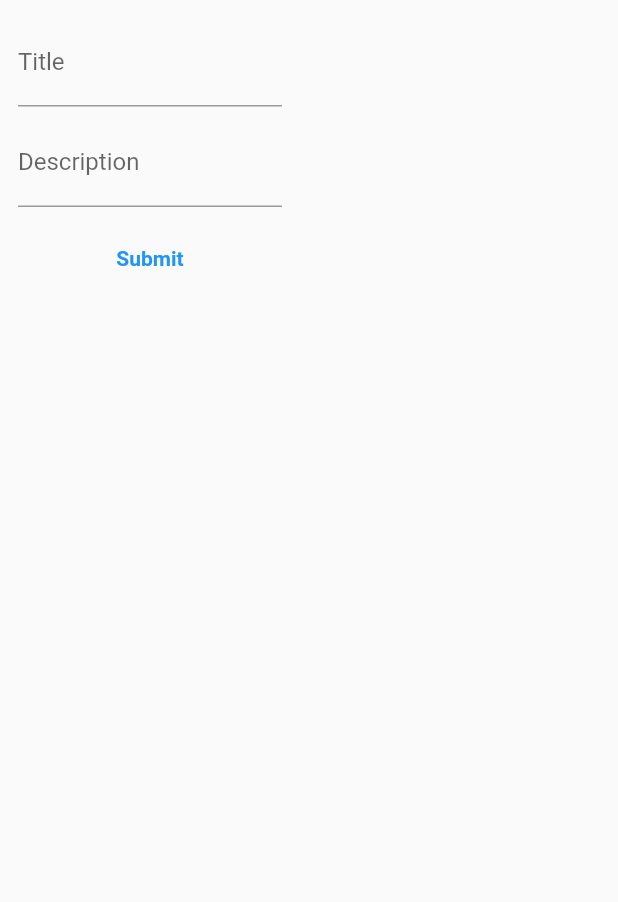
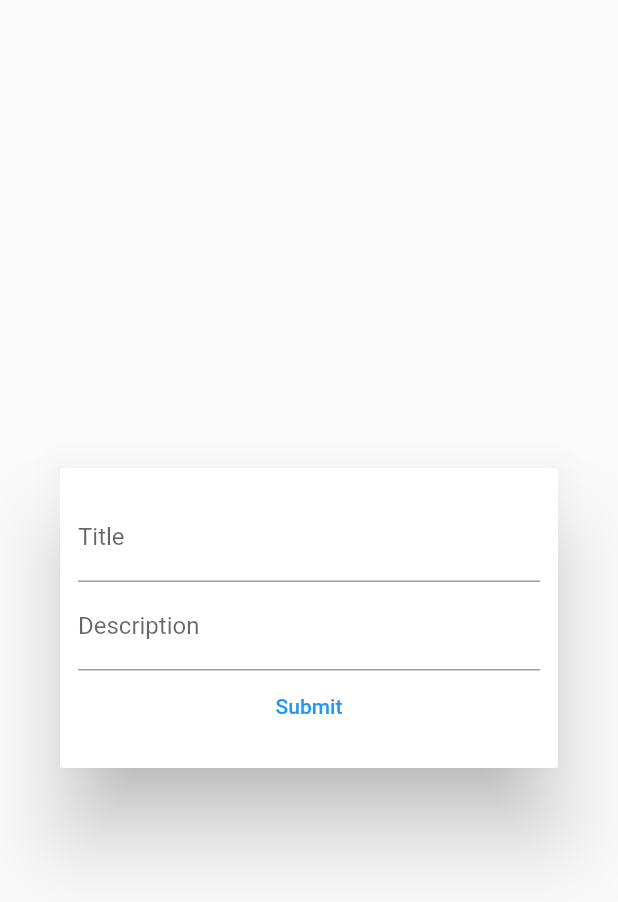
Before and after one commit to Aadeesh11/WorkshopTaskPublic, a Flutter app: the AddTodoDialogue widget shown alone on an empty page, opened directly, on a phone screen of 412 x 824 dp. Shown: the top 902 px of the screen. Run offline on Flutter 3.47's test engine with Material 2 defaults, Android fonts, the phone set to English and light mode, and no system bars.

Commit message:
Flutter analyzer issue solve

```diff
--- a/lib/widgets/add_todo_dialogue.dart
+++ b/lib/widgets/add_todo_dialogue.dart
@@ -1,8 +1,6 @@
 import 'package:flutter/material.dart';
 import 'package:workshop_task/models/todo_list.dart';
 import 'package:workshop_task/models/todo.dart';
-
-import 'package:workshop_task/widgets/todo_list_item.dart';
 
 class AddTodoDialogue extends StatefulWidget {
   const AddTodoDialogue({Key key}) : super(key: key);
@@ -14,69 +12,46 @@ class AddTodoDialogue extends StatefulWidget {
 class _AddTodoDialogueState extends State<AddTodoDialogue> {
   final TextEditingController titlecontroller = TextEditingController();
   final TextEditingController desccontroller = TextEditingController();
-  var i = 0;
+  int i = 0;
+  TodoList listItem = TodoList();
   List<Widget> lisWig = <Widget>[];
   @override
   Widget build(BuildContext context) {
-    return Container(
-      width: 200,
-      padding: const EdgeInsets.symmetric(vertical: 8.0, horizontal: 8.0),
+    return Dialog(
+        shape: RoundedRectangleBorder(borderRadius: BorderRadius.circular(2.0)),
+        child: SizedBox(
+            height: 200,
+            child: Padding(
+                padding: const EdgeInsets.all(12.0),
                 child: Column(
-        mainAxisSize: MainAxisSize.min,
                     mainAxisAlignment: MainAxisAlignment.center,
-        children: <Widget>[
-          Material(
-              child: Container(
-                  width: 2000,
-                  padding: const EdgeInsets.symmetric(
-                      vertical: 4.0, horizontal: 4.0),
-                  child: TextField(
+                    crossAxisAlignment: CrossAxisAlignment.center,
+                    children: [
+                      TextField(
                         controller: titlecontroller,
-                    decoration: const InputDecoration(
-                        hintText: "Title", labelText: "Title"),
-                  ))),
-          Material(
-              child: Container(
-                  width: 2000,
-                  padding: const EdgeInsets.symmetric(
-                      vertical: 4.0, horizontal: 4.0),
-                  child: TextField(
+                        decoration: const InputDecoration(labelText: "Title"),
+                      ),
+                      TextField(
                         controller: desccontroller,
-                    decoration: const InputDecoration(
-                        hintText: "Description", labelText: "Description"),
-                  ))),
-          Material(
-              child: Container(
-                  width: 2000,
-                  height: 60,
-                  padding: const EdgeInsets.symmetric(
-                      vertical: 4.0, horizontal: 4.0),
-                  child: TextButton(
+                        decoration:
+                            const InputDecoration(labelText: "Description"),
+                      ),
+                      TextButton(
                           onPressed: () {
                             setState(() {
-                          Navigator.of(context).pop();
+                              if (titlecontroller.text.isNotEmpty &&
+                                  desccontroller.text.isNotEmpty) {
+                                Todo content = Todo(
+                                    title: titlecontroller.text,
+                                    description: desccontroller.text);
 
-                          Todo listItem = Todo(
-                              title: titlecontroller.text.toString(),
-                              description: desccontroller.text.toString());
-
-                          var todoList = TodoList();
-                          todoList.addTodo(listItem);
-
-                          TodoListItem wigItem = TodoListItem(
-                            todo: todoList.allTodos()[i],
-                            index: i + 1,
-                          );
-
-                          lisWig.add(wigItem);
+                                listItem.addTodo(content);
+                                titlecontroller.clear();
+                                desccontroller.clear();
+                              }
                             });
                           },
-                      child: const Text('Submit',
-                          style: TextStyle(
-                            fontWeight: FontWeight.bold,
-                          )))))
-        ],
-      ),
-    );
+                          child: const Text("Submit"))
+                    ]))));
   }
 }
```
Also changed, not shown: lib/screen/todo_screen.dart (+8 -5 lines). Lines whose indentation alone changed are shown as unchanged.
